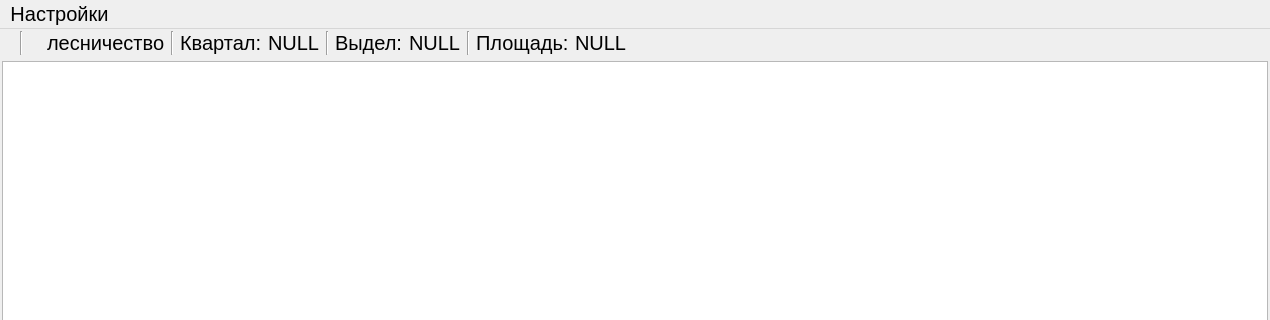
Before: the Qt Designer form modules/trial_area/src/gui/restatement.ui in daniluuuuuuuk/daniluuuuuuuk.github.io, drawn with Qt 5; both pictures show x 0 to 1270 and y 0 to 320 of the 1270 by 725 pixel window.
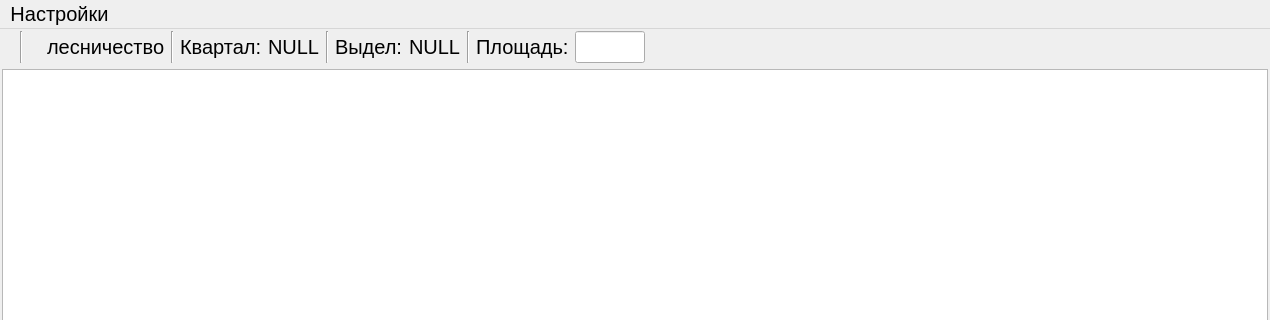
After: the same form once the commit is applied.

Patch:
```diff
--- a/modules/trial_area/src/gui/restatement.ui
+++ b/modules/trial_area/src/gui/restatement.ui
@@ -122,9 +122,24 @@
        </widget>
       </item>
       <item>
-       <widget class="QLabel" name="label_10">
+       <widget class="QLineEdit" name="lineEdit">
+        <property name="maximumSize">
+         <size>
+          <width>70</width>
+          <height>16777215</height>
+         </size>
+        </property>
+        <property name="focusPolicy">
+         <enum>Qt::WheelFocus</enum>
+        </property>
+        <property name="inputMask">
+         <string/>
+        </property>
         <property name="text">
-         <string>NULL</string>
+         <string/>
+        </property>
+        <property name="placeholderText">
+         <string/>
         </property>
        </widget>
       </item>
```
